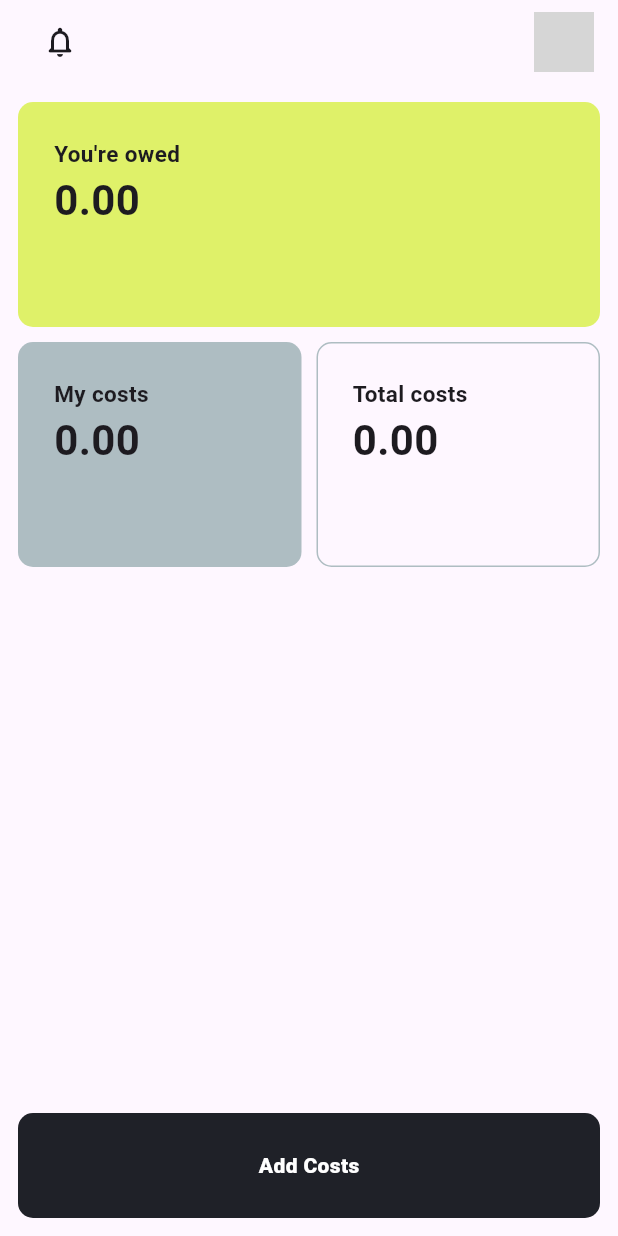
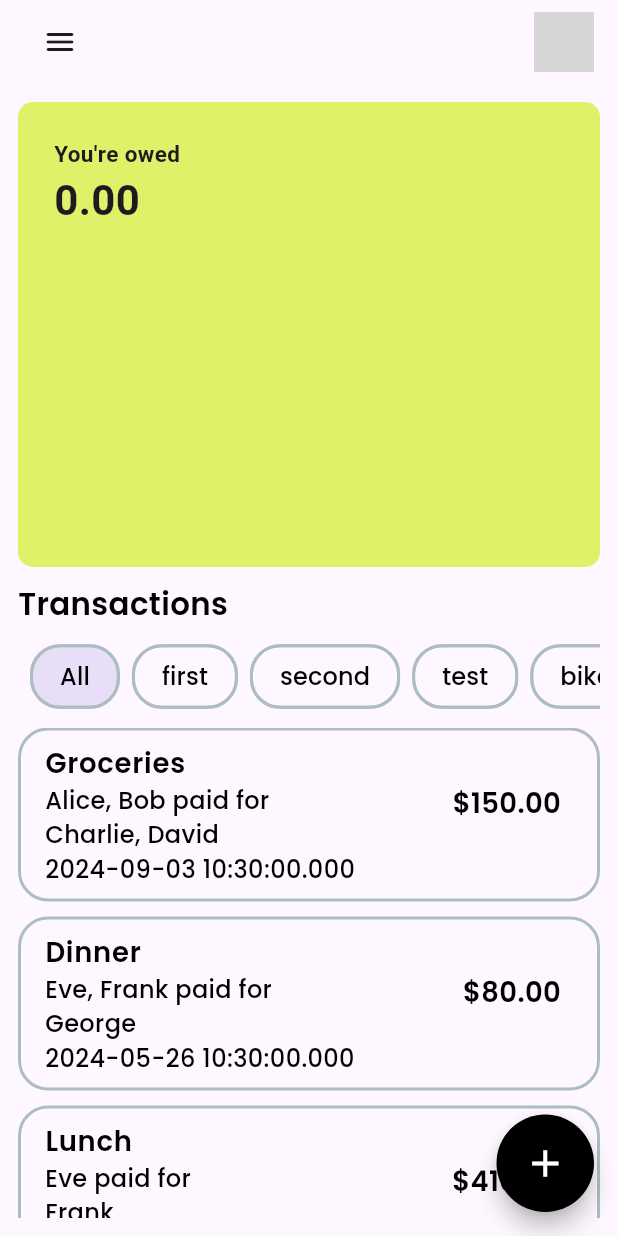
Before and after one commit to PrathamBhavsar/broke_squad, a Flutter app: the HomeScreen screen opened by its route, on a phone screen of 412 x 824 dp. Run offline on Flutter 3.47's test engine with Material 3 defaults, Android fonts, the light colour scheme and no system bars; our stand-ins replace cloud_firestore, firebase_auth, firebase_core, firebase_storage, flutter_onboarding_slider, flutter_screenutil and 9 more; accounts and stored records are empty; network calls fail; statements that could not run were skipped; grey boxes are pictures that could not be loaded.

Commit message:
home screen changes

```diff
--- a/lib/constants/UI.dart
+++ b/lib/constants/UI.dart
@@ -14,14 +14,16 @@ class AppColors {
 }
 
 class AppPaddings {
-  static EdgeInsetsGeometry scaffoldPadding =  EdgeInsets.fromLTRB(12, 12, 12, 12);
+  static EdgeInsetsGeometry scaffoldPadding =
+      EdgeInsets.fromLTRB(12, 12, 12, 12);
 
-  static EdgeInsetsGeometry getBottomPadding(context) => EdgeInsets.only(bottom: MediaQuery.of(context).viewInsets.bottom);
+  static EdgeInsetsGeometry getBottomPadding(context) =>
+      EdgeInsets.only(bottom: MediaQuery.of(context).viewInsets.bottom);
 
   // static EdgeInsetsGeometry scaffoldPadding = EdgeInsets.fromLTRB(left, top, right, bottom)
 }
 
-class AppTextStyles{
+class AppTextStyles {
   static TextStyle poppins = GoogleFonts.poppins();
   static TextStyle kOnboardingTitleTextStyle = GoogleFonts.poppins(
     color: AppColors.kPrimaryColor,
@@ -35,6 +37,17 @@ class AppTextStyles{
     fontWeight: FontWeight.w600,
   );
 
+  static TextStyle kTransactionTitleTextStyle = GoogleFonts.poppins(
+    color: AppColors.kDarkColor,
+    fontSize: 16.0.sp,
+    fontWeight: FontWeight.w600,
+  );
+  static TextStyle kTransactionSubtitleTextStyle = GoogleFonts.poppins(
+    color: AppColors.kDarkColor,
+    fontSize: 14.0.sp,
+    fontWeight: FontWeight.w500,
+  );
+
   static TextStyle kPhoneInputTextFieldTextStyle = GoogleFonts.poppins(
     color: AppColors.kDarkColor,
     fontWeight: FontWeight.w600,
--- /dev/null
+++ b/lib/models/demo_transactions.dart
@@ -0,0 +1,52 @@
+import 'package:contri_buter/models/transaction.dart';
+
+List<Transaction> demoTransactions = [
+  Transaction(
+    category: 'Groceries',
+    contributors: ['Alice', 'Bob'],
+    dateTime: DateTime.now(),
+    amount: 150.0,
+    unpaidParticipants: ['Charlie', 'David'],
+    groupName: 'first',
+  ),
+  Transaction(
+    category: 'Dinner',
+    contributors: ['Eve', 'Frank'],
+    dateTime: DateTime.now().subtract(Duration(days: 100)),
+    amount: 80.0,
+    unpaidParticipants: ['George'],
+    groupName: 'second',
+  ),
+  Transaction(
+    category: 'Lunch',
+    contributors: ['Eve'],
+    dateTime: DateTime.now().subtract(Duration(days: 12)),
+    amount: 410.0,
+    unpaidParticipants: ['Frank'],
+    groupName: 'test',
+  ),
+  Transaction(
+    category: 'Bike',
+    contributors: ['Eve'],
+    dateTime: DateTime.now().subtract(Duration(days: 11)),
+    amount: 8000.0,
+    unpaidParticipants: ['George'],
+    groupName: 'bike',
+  ),
+  Transaction(
+    category: 'Bike',
+    contributors: ['Eve'],
+    dateTime: DateTime.now().subtract(Duration(days: 11)),
+    amount: 8000.0,
+    unpaidParticipants: ['George'],
+    groupName: '2',
+  ),
+  Transaction(
+    category: 'Bike',
+    contributors: ['Eve'],
+    dateTime: DateTime.now().subtract(Duration(days: 11)),
+    amount: 8000.0,
+    unpaidParticipants: ['George'],
+    groupName: 'lksdjahflkjasdhfljah',
+  ),
+];
--- /dev/null
+++ b/lib/models/transaction.dart
@@ -0,0 +1,17 @@
+class Transaction {
+  final String category;
+  final List<String> contributors;
+  final DateTime dateTime;
+  final double amount;
+  final List<String> unpaidParticipants;
+  final String groupName;
+
+  Transaction({
+    required this.category,
+    required this.contributors,
+    required this.dateTime,
+    required this.amount,
+    required this.unpaidParticipants,
+    required this.groupName,
+  });
+}
--- a/lib/router/router.dart
+++ b/lib/router/router.dart
@@ -1,7 +1,9 @@
 import 'package:contri_buter/screens/add_costs/add_costs_screen.dart';
 import 'package:contri_buter/screens/auth/login_screen.dart';
-import 'package:contri_buter/screens/auth/new_otp_screen.dart';
+import 'package:contri_buter/screens/home_screen/create_bill_screen.dart';
 import 'package:contri_buter/screens/home_screen/home_screen.dart';
+import 'package:contri_buter/screens/home_screen/menu_screen.dart';
+import 'package:contri_buter/screens/home_screen/profile_screen.dart';
 import 'package:contri_buter/screens/onboarding/onboarding_screen.dart';
 import 'package:contri_buter/screens/splash_screen.dart';
 import 'package:go_router/go_router.dart';
@@ -38,5 +40,20 @@ abstract class MyRouter {
       name: 'add_costs',
       builder: (context, state) => AddCostsScreen(),
     ),
+    GoRoute(
+      path: '/menu',
+      name: 'menu',
+      builder: (context, state) => MenuScreen(),
+    ),
+    GoRoute(
+      path: '/profile',
+      name: 'profile',
+      builder: (context, state) => ProfileScreen(),
+    ),
+    GoRoute(
+      path: '/createBill',
+      name: 'createBill',
+      builder: (context, state) => CreateBillScreen(),
+    ),
   ]);
 }
--- /dev/null
+++ b/lib/screens/home_screen/create_bill_screen.dart
@@ -0,0 +1,23 @@
+import 'package:flutter/material.dart';
+import 'package:go_router/go_router.dart';
+
+class CreateBillScreen extends StatelessWidget {
+  const CreateBillScreen({super.key});
+
+  @override
+  Widget build(BuildContext context) {
+    return Scaffold(
+      appBar: AppBar(
+        leading: IconButton(
+          onPressed: () {
+            context.goNamed('home');
+          },
+          icon: Icon(Icons.arrow_back_rounded),
+        ),
+      ),
+      body: Center(
+        child: Text('Create Bill Screen'),
+      ),
+    );
+  }
+}
--- a/lib/screens/home_screen/home_screen.dart
+++ b/lib/screens/home_screen/home_screen.dart
@@ -1,11 +1,15 @@
+import 'package:contri_buter/providers/auth_provider.dart';
 import 'package:contri_buter/providers/user_provider.dart';
-import 'package:contri_buter/screens/home_screen/widgets/add_costs_button.dart';
 import 'package:contri_buter/screens/home_screen/widgets/appbar_widget.dart';
+import 'package:contri_buter/screens/home_screen/widgets/filter_widget.dart';
 import 'package:contri_buter/screens/home_screen/widgets/info_widget.dart';
 import 'package:flutter/material.dart';
+import 'package:go_router/go_router.dart';
 import 'package:provider/provider.dart';
 import 'package:contri_buter/constants/UI.dart';
 import 'package:firebase_auth/firebase_auth.dart';
+
+import '../../models/demo_transactions.dart';
 
 class HomeScreen extends StatefulWidget {
   const HomeScreen({super.key});
@@ -38,14 +42,24 @@ class _HomeScreenState extends State<HomeScreen> {
     return ChangeNotifierProvider(
       create: (_) => UserProvider(),
       builder: (context, child) {
-        return GestureDetector(
-          onTap: () {
-            FocusScope.of(context).unfocus();
-          },
-          child: Scaffold(
+        return Scaffold(
+          floatingActionButton: SizedBox(
+            height: 65,
+            width: 65,
+            child: FloatingActionButton(
+                shape: CircleBorder(),
+                child: Icon(
+                  Icons.add,
+                  color: AppColors.white,
+                  size: 30,
+                ),
+                backgroundColor: AppColors.kDarkColor,
+                onPressed: () {
+                  context.goNamed('createBill');
+                }),
+          ),
           appBar: AppBar(
-              automaticallyImplyLeading: false, // Removes the back button
-
+            automaticallyImplyLeading: false,
             title: AppbarWidget(),
           ),
           body: Padding(
@@ -55,16 +69,20 @@ class _HomeScreenState extends State<HomeScreen> {
               children: [
                 InfoWidget(),
                 SizedBox(height: 10),
-                  // Add any additional widgets here
-                  Expanded(
-                    child: Container(
-                        // This container will take up the remaining space
+                Align(
+                  alignment: Alignment.centerLeft,
+                  child: Text(
+                    'Transactions',
+                    style: AppTextStyles.kPhoneInputTextFieldTextStyle,
                   ),
                 ),
                 SizedBox(height: 10),
-                  AddCostsButton(),
+                Expanded(
+                  child: TransactionFilterWidget(
+                    transactions: demoTransactions,
+                  ),
+                ),
               ],
-              ),
             ),
           ),
         );
--- /dev/null
+++ b/lib/screens/home_screen/menu_screen.dart
@@ -0,0 +1,24 @@
+import 'package:contri_buter/providers/auth_provider.dart';
+import 'package:flutter/material.dart';
+import 'package:go_router/go_router.dart';
+
+class MenuScreen extends StatelessWidget {
+  const MenuScreen({super.key});
+
+  @override
+  Widget build(BuildContext context) {
+    return Scaffold(
+      appBar: AppBar(
+        leading: IconButton(
+          onPressed: () {
+            context.goNamed('home');
+          },
+          icon: Icon(Icons.arrow_back_rounded),
+        ),
+      ),
+      body: Center(
+        child: Text('Menu Screen'),
+      ),
+    );
+  }
+}
--- /dev/null
+++ b/lib/screens/home_screen/profile_screen.dart
@@ -0,0 +1,23 @@
+import 'package:flutter/material.dart';
+import 'package:go_router/go_router.dart';
+
+class ProfileScreen extends StatelessWidget {
+  const ProfileScreen({super.key});
+
+  @override
+  Widget build(BuildContext context) {
+    return Scaffold(
+      appBar: AppBar(
+        leading: IconButton(
+          onPressed: () {
+            context.goNamed('home');
+          },
+          icon: Icon(Icons.arrow_back_rounded),
+        ),
+      ),
+      body: Center(
+        child: Text('Profile Screen'),
+      ),
+    );
+  }
+}
--- a/lib/screens/home_screen/widgets/appbar_widget.dart
+++ b/lib/screens/home_screen/widgets/appbar_widget.dart
@@ -1,5 +1,7 @@
+import 'package:contri_buter/providers/auth_provider.dart';
 import 'package:contri_buter/providers/user_provider.dart';
 import 'package:flutter/material.dart';
+import 'package:go_router/go_router.dart';
 import 'package:provider/provider.dart';
 import 'package:shimmer/shimmer.dart';
 
@@ -20,8 +22,10 @@ class _AppbarWidgetState extends State<AppbarWidget> {
           mainAxisAlignment: MainAxisAlignment.spaceBetween,
           children: [
             IconButton(
-              icon: Icon(Icons.notifications_none_rounded),
-              onPressed: () {},
+              icon: Icon(Icons.menu_rounded),
+              onPressed: () {
+                context.goNamed('menu');
+              },
             ),
             Consumer<UserProvider>(
               builder: (context, homeProvider, child) {
@@ -44,7 +48,11 @@ class _AppbarWidgetState extends State<AppbarWidget> {
                       return Icon(Icons.error);
                     } else if (snapshot.hasData) {
                       final profileImageUrl = snapshot.data;
-                      return profileImageUrl != null
+                      return GestureDetector(
+                        onTap: () {
+                          context.goNamed('profile');
+                        },
+                        child: profileImageUrl != null
                             ? ClipOval(
                                 child: Image.network(
                                   profileImageUrl,
@@ -53,7 +61,8 @@ class _AppbarWidgetState extends State<AppbarWidget> {
                                   fit: BoxFit.cover,
                                 ),
                               )
-                          : Icon(Icons.account_circle, size: 40);
+                            : Icon(Icons.account_circle, size: 40),
+                      );
                     } else {
                       return Icon(Icons.account_circle, size: 40);
                     }
--- /dev/null
+++ b/lib/screens/home_screen/widgets/filter_widget.dart
@@ -0,0 +1,145 @@
+import 'package:contri_buter/constants/UI.dart';
+import 'package:contri_buter/models/transaction.dart';
+import 'package:flutter/material.dart';
+
+class TransactionFilterWidget extends StatefulWidget {
+  final List<Transaction> transactions;
+
+  TransactionFilterWidget({required this.transactions});
+
+  @override
+  _TransactionFilterWidgetState createState() =>
+      _TransactionFilterWidgetState();
+}
+
+class _TransactionFilterWidgetState extends State<TransactionFilterWidget> {
+  String selectedGroup = 'All';
+
+  @override
+  Widget build(BuildContext context) {
+    final Set<String> groupNames = widget.transactions
+        .map((transaction) => transaction.groupName ?? 'Unknown Group')
+        .toSet();
+
+    return Column(
+      children: [
+        SingleChildScrollView(
+          scrollDirection: Axis.horizontal,
+          child: Container(
+            padding: const EdgeInsets.symmetric(horizontal: 8.0),
+            child: Wrap(
+              alignment: WrapAlignment.start,
+              spacing: 8.0,
+              runSpacing: 8.0,
+              children: [
+                FilterChip(
+                  showCheckmark: false,
+                  shape: RoundedRectangleBorder(
+                    borderRadius: BorderRadius.circular(20),
+                  ),
+                  side: BorderSide(
+                    color: AppColors.accentColor,
+                    width: 2,
+                  ),
+                  label: Padding(
+                    padding: const EdgeInsets.symmetric(horizontal: 2.0),
+                    child: Text(
+                      'All',
+                      style: AppTextStyles.kTransactionSubtitleTextStyle,
+                    ),
+                  ),
+                  selected: selectedGroup == 'All',
+                  onSelected: (isSelected) {
+                    setState(() {
+                      selectedGroup = 'All';
+                    });
+                  },
+                ),
+                ...groupNames.map((groupName) => FilterChip(
+                      showCheckmark: false,
+                      shape: RoundedRectangleBorder(
+                        borderRadius: BorderRadius.circular(20),
+                      ),
+                      side: BorderSide(
+                        color: AppColors.accentColor,
+                        width: 2,
+                      ),
+                      label: Padding(
+                        padding: const EdgeInsets.symmetric(horizontal: 2.0),
+                        child: Text(groupName,
+                            style: AppTextStyles.kTransactionSubtitleTextStyle),
+                      ),
+                      selected: selectedGroup == groupName,
+                      onSelected: (isSelected) {
+                        setState(() {
+                          selectedGroup = groupName;
+                        });
+                      },
+                    )),
+              ],
+            ),
+          ),
+        ),
+        SizedBox(height: 10),
+
+        // Filtered transaction list
+        Expanded(
+          child: ListView.builder(
+            itemCount: widget.transactions.length,
+            itemBuilder: (context, index) {
+              final transaction = widget.transactions[index];
+              // Null-safe check for group name comparison
+              if (selectedGroup == 'All' ||
+                  transaction.groupName == selectedGroup) {
+                return Column(
+                  children: [
+                    Container(
+                      decoration: BoxDecoration(
+                          border: Border.all(
+                              color: AppColors.accentColor, width: 2),
+                          borderRadius: BorderRadiusDirectional.circular(20)),
+                      child: ListTile(
+                        title: Text(
+                          transaction.category ?? 'Unknown Category',
+                          style: AppTextStyles.kTransactionTitleTextStyle,
+                        ), // Null-safe access
+                        subtitle: Row(
+                          mainAxisAlignment: MainAxisAlignment.spaceBetween,
+                          crossAxisAlignment: CrossAxisAlignment.start,
+                          children: [
+                            Column(
+                              crossAxisAlignment: CrossAxisAlignment.start,
+                              children: [
+                                Text(
+                                    '${transaction.contributors.join(", ")} paid for',
+                                    style: AppTextStyles
+                                        .kTransactionSubtitleTextStyle),
+                                Text(
+                                    '${transaction.unpaidParticipants.join(", ")}',
+                                    style: AppTextStyles
+                                        .kTransactionSubtitleTextStyle),
+                                Text('${transaction.dateTime.toLocal()}',
+                                    style: AppTextStyles
+                                        .kTransactionSubtitleTextStyle),
+                              ],
+                            ),
+                            Text('\$${transaction.amount.toStringAsFixed(2)}',
+                                style:
+                                    AppTextStyles.kTransactionTitleTextStyle),
+                          ],
+                        ),
+                      ),
+                    ),
+                    SizedBox(height: 10),
+                  ],
+                );
+              } else {
+                return SizedBox.shrink();
+              }
+            },
+          ),
+        ),
+      ],
+    );
+  }
+}
--- a/lib/screens/home_screen/widgets/info_widget.dart
+++ b/lib/screens/home_screen/widgets/info_widget.dart
@@ -6,84 +6,31 @@ class InfoWidget extends StatelessWidget {
 
   @override
   Widget build(BuildContext context) {
-    return Column(
-      mainAxisSize: MainAxisSize.min,
-      children: [
-        Container(
-          height: 150,
+    return Container(
+      height: 310,
       decoration: BoxDecoration(
         color: AppColors.secondaryColor,
         borderRadius: BorderRadius.circular(10),
       ),
-          child:
-          Align(
+      child: Align(
         alignment: Alignment.centerLeft,
-
         child: Padding(
           padding: const EdgeInsets.all(24),
           child: Column(
             crossAxisAlignment: CrossAxisAlignment.start,
             children: [
-                  Text("You're owed", style: TextStyle(fontSize: 15,fontWeight:FontWeight.w600 ),),
-                  Text("0.00", style: TextStyle(fontSize: 28,fontWeight:FontWeight.w600 ),),
+              Text(
+                "You're owed",
+                style: TextStyle(fontSize: 15, fontWeight: FontWeight.w600),
+              ),
+              Text(
+                "0.00",
+                style: TextStyle(fontSize: 28, fontWeight: FontWeight.w600),
+              ),
             ],
           ),
         ),
       ),
-
-        ),
-        SizedBox(height: 10),
-        Row(
-          mainAxisSize: MainAxisSize.max,
-          children: [
-            Container(
-              height: 150,
-              width: (MediaQuery.of(context).size.width - 34) / 2,
-              decoration: BoxDecoration(
-                color: AppColors.accentColor,
-                borderRadius: BorderRadius.circular(10),
-              ),
-              child:                     Align(
-                alignment: Alignment.centerLeft,
-
-                child: Padding(
-                  padding: const EdgeInsets.all(24),
-                  child: Column(
-                    crossAxisAlignment: CrossAxisAlignment.start,
-                    children: [
-                      Text("My costs", style: TextStyle(fontSize: 15,fontWeight:FontWeight.w600 ),),
-                      Text("0.00", style: TextStyle(fontSize: 28,fontWeight:FontWeight.w600 ),),
-                    ],
-                  ),
-                ),
-              ),
-            ),
-            SizedBox(width: 10),
-            Container(
-              height: 150,
-              width: (MediaQuery.of(context).size.width - 34) / 2,
-              decoration: BoxDecoration(
-                border: Border.all(color: AppColors.accentColor),
-                borderRadius: BorderRadius.circular(10),
-              ),
-              child:                     Align(
-                alignment: Alignment.centerLeft,
-
-                child: Padding(
-                  padding: const EdgeInsets.all(23),
-                  child: Column(
-                    crossAxisAlignment: CrossAxisAlignment.start,
-                    children: [
-                      Text("Total costs", style: TextStyle(fontSize: 15,fontWeight:FontWeight.w600 ),),
-                      Text("0.00", style: TextStyle(fontSize: 28,fontWeight:FontWeight.w600 ),),
-                    ],
-                  ),
-                ),
-              ),
-            ),
-          ],
-        ),
-      ],
     );
   }
 }
```
Lines whose indentation alone changed are shown as unchanged.
